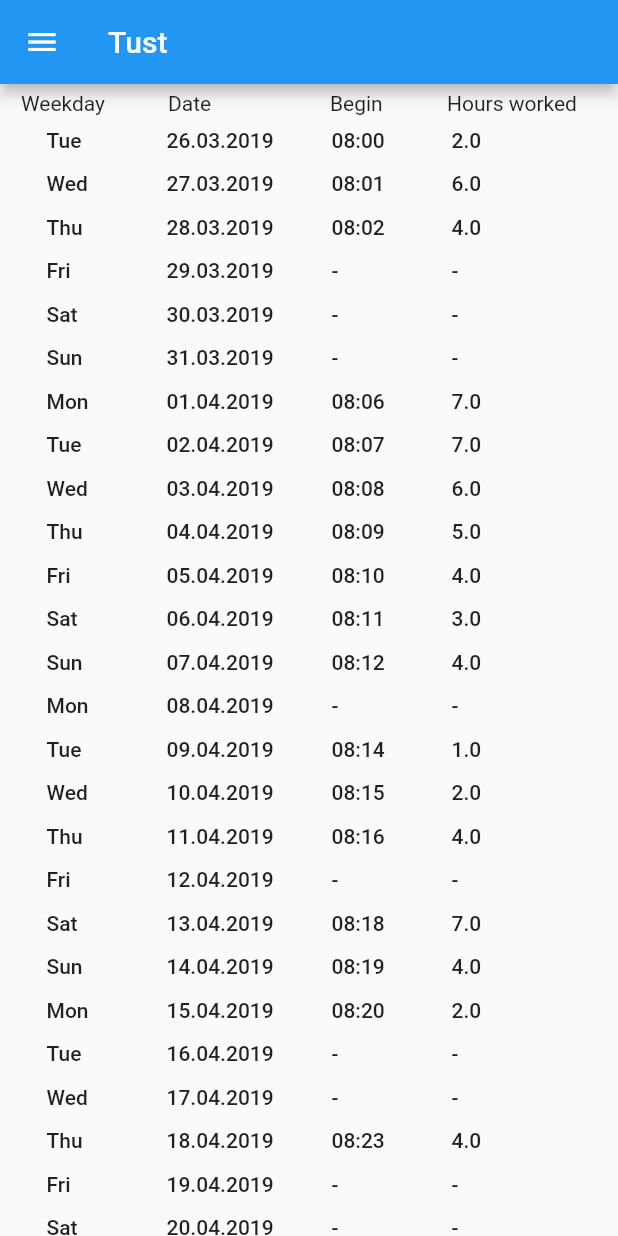
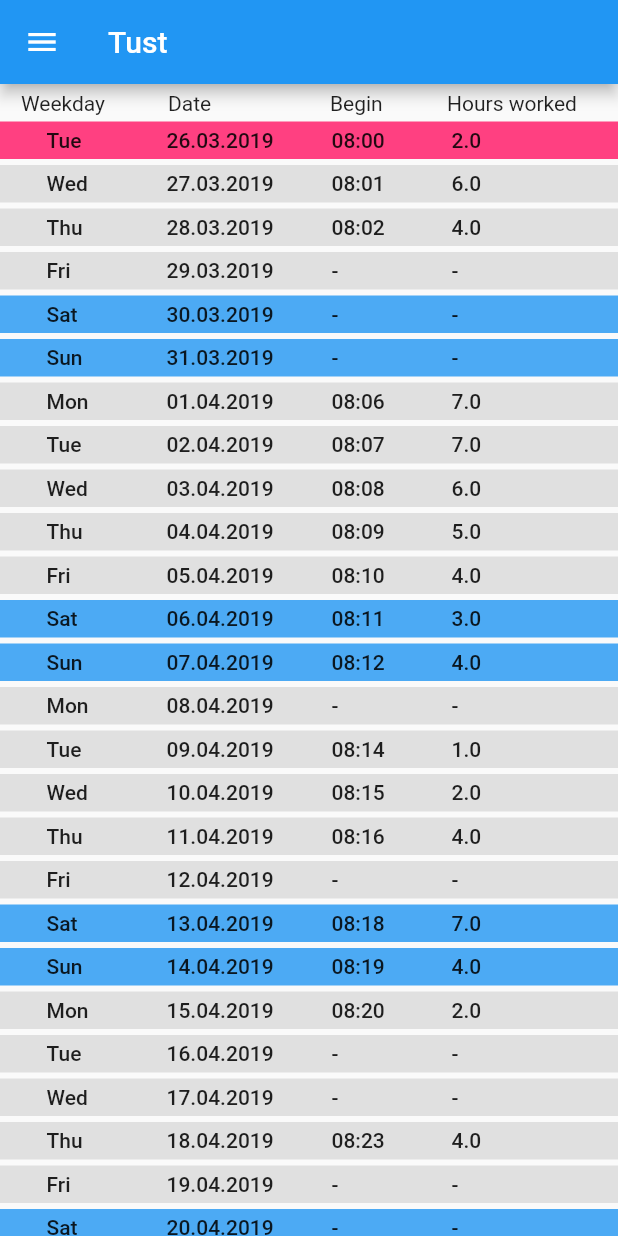
Before and after one commit to cosee/timetracker_bloc, a Flutter app: the screen it shows after launch, on a phone screen of 412 x 824 dp. Run offline on Flutter 3.47's test engine with Material 2 defaults, Android fonts, the phone set to English and light mode, and no system bars; our stand-ins replace sqflite; accounts and stored records are empty.

Commit message:
Maded EditRow shange color according to day-of-the-week and isSelected property

```diff
--- a/lib/widgets/edit_row.dart
+++ b/lib/widgets/edit_row.dart
@@ -16,8 +16,18 @@ class EditRow extends StatelessWidget {
   final Function(int) selectDay;
   final bool isSelected;
 
+  Color _getRowColor(BuildContext context) {
+    var theme = Theme.of(context);
+
+    var color = (workEntry.date.weekday < 6)
+        ? theme.buttonColor
+        : theme.accentColor.withOpacity(0.8);
+    return isSelected ? Colors.pinkAccent : color;
+  }
+
   @override
   Widget build(BuildContext context) => Container(
+        color: _getRowColor(context),
         margin: EdgeInsets.only(top: 4),
         height: 25,
         child: FlatButton(
```
